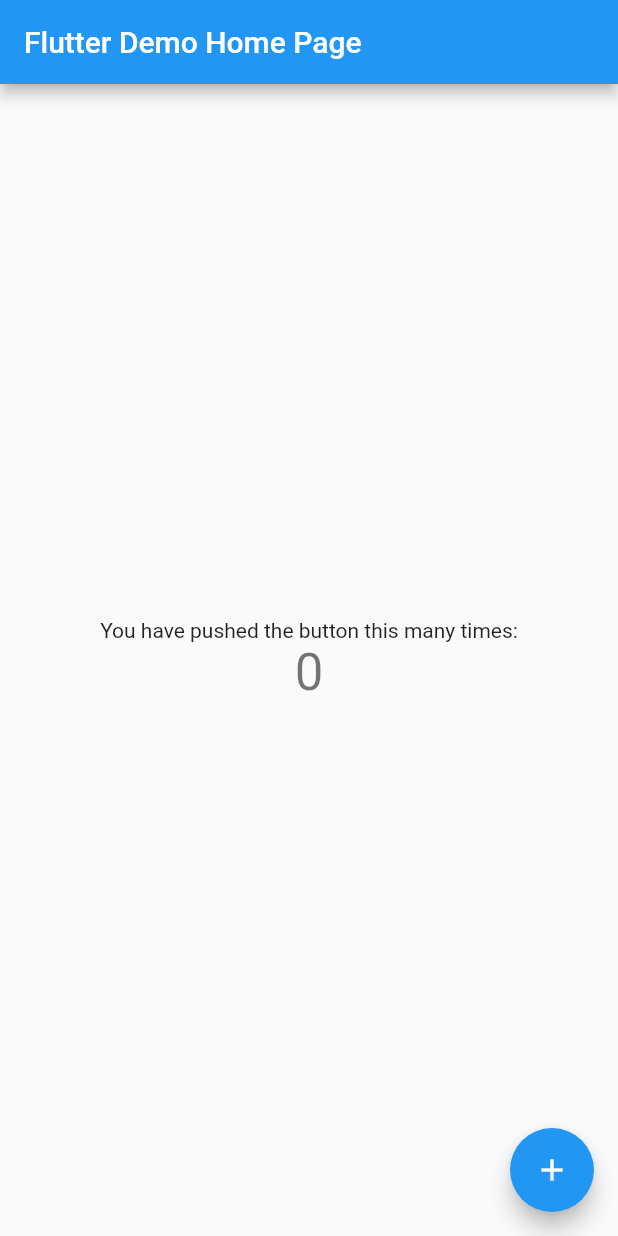
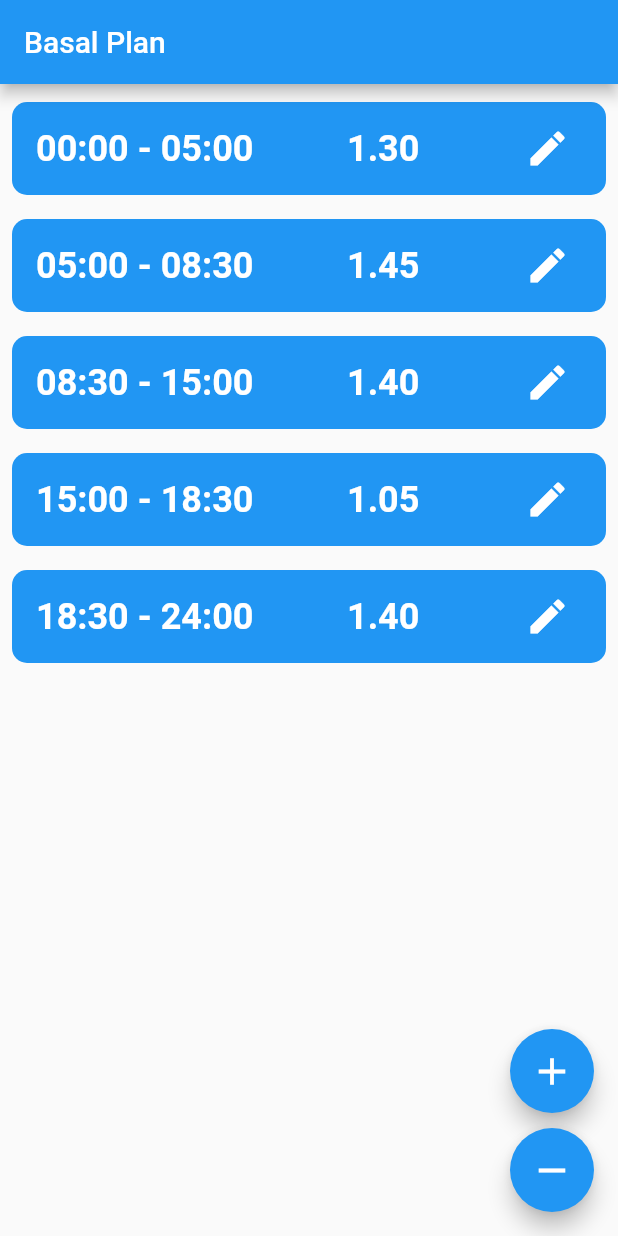
Before and after one commit to ceranco/multitool, a Flutter app: the screen it shows after launch, on a phone screen of 412 x 824 dp. Run offline on Flutter 3.47's test engine with Material 2 defaults, Android fonts, the phone set to English and light mode, and no system bars.

Commit message:
Implemented basic UI for the `Basal Plan` page.

```diff
--- /dev/null
+++ b/lib/basal_plan_recorder/basal_plan_home_page.dart
@@ -0,0 +1,162 @@
+import 'package:flutter/material.dart';
+
+class BasalPlanHomePage extends StatelessWidget {
+  final List<BasalSegment> segments = [
+    BasalSegment(
+      start: BasalTime(hour: 0, minute: 0),
+      end: BasalTime(hour: 5, minute: 0),
+      basalRate: 1.30,
+    ),
+    BasalSegment(
+      start: BasalTime(hour: 5, minute: 0),
+      end: BasalTime(hour: 8, minute: 30),
+      basalRate: 1.45,
+    ),
+    BasalSegment(
+      start: BasalTime(hour: 8, minute: 30),
+      end: BasalTime(hour: 15, minute: 0),
+      basalRate: 1.40,
+    ),
+    BasalSegment(
+      start: BasalTime(hour: 15, minute: 0),
+      end: BasalTime(hour: 18, minute: 30),
+      basalRate: 1.05,
+    ),
+    BasalSegment(
+      start: BasalTime(hour: 18, minute: 30),
+      end: BasalTime(hour: 24, minute: 0),
+      basalRate: 1.40,
+    ),
+  ];
+
+  @override
+  Widget build(BuildContext context) {
+    return Scaffold(
+      appBar: AppBar(
+        title: Text('Basal Plan'),
+      ),
+      body: Padding(
+        padding: const EdgeInsets.only(top: 4.0),
+        child: ListView(
+          children: [
+            for (final segment in segments)
+              Padding(
+                padding: const EdgeInsets.all(8.0),
+                child: BasalSegmentTile(
+                  segment: segment,
+                  onEdit: () {},
+                ),
+              )
+          ],
+        ),
+      ),
+      floatingActionButton: Column(
+        mainAxisAlignment: MainAxisAlignment.end,
+        children: <Widget>[
+          FloatingActionButton(
+            onPressed: () {},
+            child: Icon(
+              Icons.add,
+              size: 30,
+            ),
+          ),
+          SizedBox(
+            height: 10,
+          ),
+          FloatingActionButton(
+            onPressed: () {},
+            child: Icon(
+              Icons.remove,
+              size: 30,
+            ),
+          ),
+        ],
+      ),
+    );
+  }
+}
+
+@immutable
+class BasalTime {
+  final int hour;
+  final int minute;
+
+  BasalTime({@required this.hour, @required this.minute})
+      : assert(0 <= hour && hour <= 24),
+        assert(0 <= minute && minute < 60);
+
+  String format() =>
+      '${hour.toString().padLeft(2, '0')}:${minute.toString().padRight(2, '0')}';
+}
+
+@immutable
+class BasalSegment {
+  final BasalTime start;
+  final BasalTime end;
+  final double basalRate;
+
+  BasalSegment({
+    @required this.start,
+    @required this.end,
+    @required this.basalRate,
+  });
+}
+
+class BasalSegmentTile extends StatelessWidget {
+  final BasalSegment segment;
+  final void Function() onEdit;
+
+  const BasalSegmentTile({
+    Key key,
+    @required this.segment,
+    @required this.onEdit,
+  }) : super(key: key);
+
+  @override
+  Widget build(BuildContext context) {
+    final textStyle = TextStyle(
+      fontSize: 24,
+      color: Colors.white,
+      fontWeight: FontWeight.w600,
+    );
+    return Container(
+      decoration: BoxDecoration(
+        color: Colors.blue,
+        borderRadius: BorderRadius.circular(10),
+      ),
+      child: Padding(
+        padding: const EdgeInsets.symmetric(horizontal: 16.0, vertical: 8.0),
+        child: Row(
+          mainAxisAlignment: MainAxisAlignment.spaceBetween,
+          children: <Widget>[
+            Text(
+              '${segment.start.format()} - ${segment.end.format()}',
+              textAlign: TextAlign.left,
+              style: textStyle,
+            ),
+            Text(
+              '${segment.basalRate.toStringAsFixed(2)}',
+              style: textStyle,
+            ),
+            Material(
+              shape: CircleBorder(),
+              color: Colors.transparent,
+              clipBehavior: Clip.antiAlias,
+              child: InkWell(
+                onTap: onEdit,
+                child: Padding(
+                  padding: const EdgeInsets.all(8.0),
+                  child: Icon(
+                    Icons.edit,
+                    size: 30,
+                    color: Colors.white,
+                  ),
+                ),
+              ),
+            )
+          ],
+        ),
+      ),
+    );
+  }
+}
--- a/lib/main.dart
+++ b/lib/main.dart
@@ -1,4 +1,5 @@
 import 'package:flutter/material.dart';
+import 'package:multitool/basal_plan_recorder/basal_plan_home_page.dart';
 
 void main() => runApp(MyApp());
 
@@ -7,105 +8,8 @@ class MyApp extends StatelessWidget {
   @override
   Widget build(BuildContext context) {
     return MaterialApp(
-      title: 'Flutter Demo',
-      theme: ThemeData(
-        // This is the theme of your application.
-        //
-        // Try running your application with "flutter run". You'll see the
-        // application has a blue toolbar. Then, without quitting the app, try
-        // changing the primarySwatch below to Colors.green and then invoke
-        // "hot reload" (press "r" in the console where you ran "flutter run",
-        // or simply save your changes to "hot reload" in a Flutter IDE).
-        // Notice that the counter didn't reset back to zero; the application
-        // is not restarted.
-        primarySwatch: Colors.blue,
-      ),
-      home: MyHomePage(title: 'Flutter Demo Home Page'),
+      title: 'Multitool',
+      home: BasalPlanHomePage(),
     );
   }
 }
-
-class MyHomePage extends StatefulWidget {
-  MyHomePage({Key key, this.title}) : super(key: key);
-
-  // This widget is the home page of your application. It is stateful, meaning
-  // that it has a State object (defined below) that contains fields that affect
-  // how it looks.
-
-  // This class is the configuration for the state. It holds the values (in this
-  // case the title) provided by the parent (in this case the App widget) and
-  // used by the build method of the State. Fields in a Widget subclass are
-  // always marked "final".
-
-  final String title;
-
-  @override
-  _MyHomePageState createState() => _MyHomePageState();
-}
-
-class _MyHomePageState extends State<MyHomePage> {
-  int _counter = 0;
-
-  void _incrementCounter() {
-    setState(() {
-      // This call to setState tells the Flutter framework that something has
-      // changed in this State, which causes it to rerun the build method below
-      // so that the display can reflect the updated values. If we changed
-      // _counter without calling setState(), then the build method would not be
-      // called again, and so nothing would appear to happen.
-      _counter++;
-    });
-  }
-
-  @override
-  Widget build(BuildContext context) {
-    // This method is rerun every time setState is called, for instance as done
-    // by the _incrementCounter method above.
-    //
-    // The Flutter framework has been optimized to make rerunning build methods
-    // fast, so that you can just rebuild anything that needs updating rather
-    // than having to individually change instances of widgets.
-    return Scaffold(
-      appBar: AppBar(
-        // Here we take the value from the MyHomePage object that was created by
-        // the App.build method, and use it to set our appbar title.
-        title: Text(widget.title),
-      ),
-      body: Center(
-        // Center is a layout widget. It takes a single child and positions it
-        // in the middle of the parent.
-        child: Column(
-          // Column is also a layout widget. It takes a list of children and
-          // arranges them vertically. By default, it sizes itself to fit its
-          // children horizontally, and tries to be as tall as its parent.
-          //
-          // Invoke "debug painting" (press "p" in the console, choose the
-          // "Toggle Debug Paint" action from the Flutter Inspector in Android
-          // Studio, or the "Toggle Debug Paint" command in Visual Studio Code)
-          // to see the wireframe for each widget.
-          //
-          // Column has various properties to control how it sizes itself and
-          // how it positions its children. Here we use mainAxisAlignment to
-          // center the children vertically; the main axis here is the vertical
-          // axis because Columns are vertical (the cross axis would be
-          // horizontal).
-          mainAxisAlignment: MainAxisAlignment.center,
-          children: <Widget>[
-            Text(
-              'You have pushed the button this many times:',
-            ),
-            Text(
-              '$_counter',
-              style: Theme.of(context).textTheme.display1,
-            ),
-          ],
-        ),
-      ),
-      floatingActionButton: FloatingActionButton(
-        onPressed: _incrementCounter,
-        tooltip: 'Increment',
-        child: Icon(Icons.add),
-      ), // This trailing comma makes auto-formatting nicer for build methods.
-    );
-  }
-}
--- a/pubspec.yaml
+++ b/pubspec.yaml
@@ -14,7 +14,7 @@ description: A new Flutter project.
 version: 1.0.0+1
 
 environment:
-  sdk: ">=2.1.0 <3.0.0"
+  sdk: ">=2.6.0 <3.0.0"
 
 dependencies:
   flutter:
```
